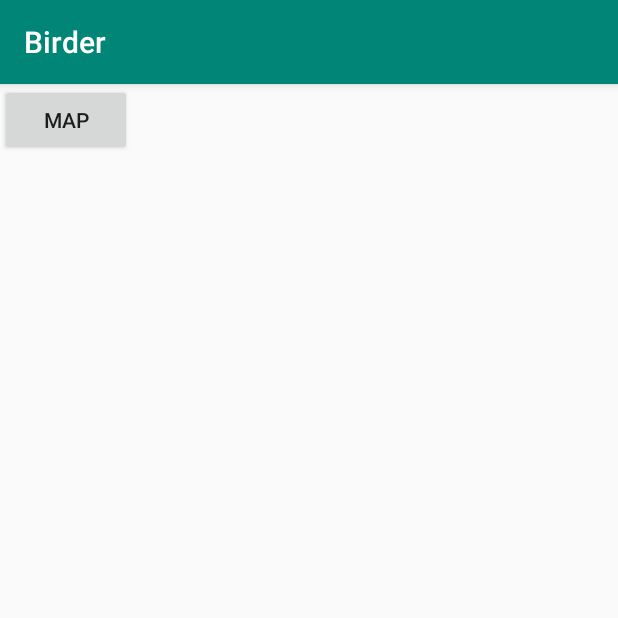
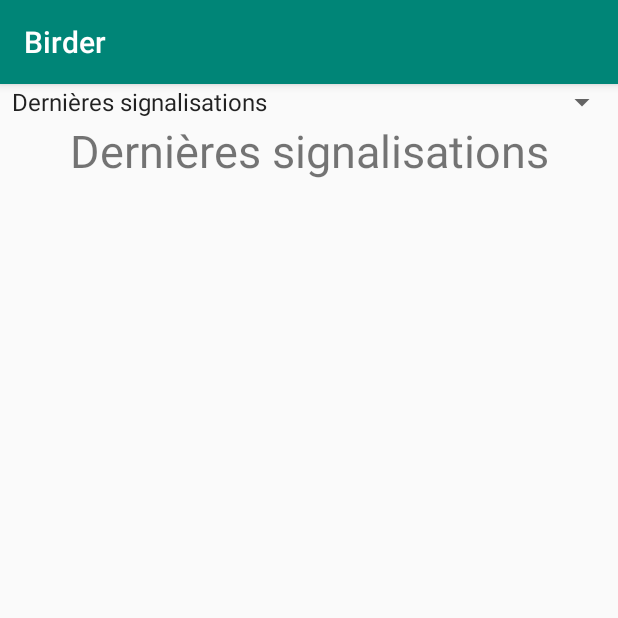
Before and after one commit to 2019-2020-ihm/2019-2020-ihm-td2-oiseaux, an Android app: the screen it shows after launch (MainActivity), on a phone screen of 412 x 824 dp, the top half of it. Run offline under Robolectric (Android 15) with nearby library versions, the phone set to English and light mode, and no system bars.

Commit message:
#1 Ajout d'un spinner comme menu déroulant

```diff
--- a/client/app/src/main/java/pns/si3/ihm/birder/MainActivity.java
+++ b/client/app/src/main/java/pns/si3/ihm/birder/MainActivity.java
@@ -3,23 +3,63 @@ package pns.si3.ihm.birder;
 import android.content.Intent;
 import android.os.Bundle;
 import android.view.View;
+import android.widget.AdapterView;
+import android.widget.ArrayAdapter;
+import android.widget.Spinner;
 
 import androidx.appcompat.app.AppCompatActivity;
+
+import java.util.ArrayList;
+import java.util.List;
+
 import etudes.fr.demoosm.R;
 
-public class MainActivity extends AppCompatActivity {
+public class MainActivity extends AppCompatActivity implements AdapterView.OnItemSelectedListener {
 
     @Override
     protected void onCreate(Bundle savedInstanceState) {
         super.onCreate(savedInstanceState);
         setContentView(R.layout.activity_main);
-        findViewById(R.id.main_button_map).setOnClickListener(new View.OnClickListener() {
+        findViewById(R.id.textView_main).setOnClickListener(new View.OnClickListener() {
             @Override
             public void onClick(View v) {
                 Intent mapIntent = new Intent(MainActivity.this, MapActivity.class);
                 startActivity(mapIntent);
             }
         });
+        setSpinner();
+
+
+    }
+
+    public void onItemSelected(AdapterView<?> parent, View view, int pos, long id) {
+        switch(pos){
+            case 0:break;
+            case 1:{
+                Intent mapIntent = new Intent(MainActivity.this, MapActivity.class);
+                startActivity(mapIntent);
+            }
+            break;
+            case 2:break;
+        }
+    }
+
+    @Override
+    public void onNothingSelected(AdapterView<?> parent) {
+
+    }
+
+    public void setSpinner(){
+        final Spinner spinner = (Spinner) findViewById(R.id.spinner_main);
+        spinner.setOnItemSelectedListener(this);
+        List<String> list = new ArrayList<String>();
+        list.add("Dernières signalisations");
+        list.add("Voir Carte");
+        list.add("Se connecter");
+        ArrayAdapter<String> dataAdapter = new ArrayAdapter<String>(this,
+                android.R.layout.simple_spinner_item, list);
+        dataAdapter.setDropDownViewResource(android.R.layout.simple_spinner_dropdown_item);
+        spinner.setAdapter(dataAdapter);
     }
 
 }
--- a/client/app/src/main/res/layout/activity_main.xml
+++ b/client/app/src/main/res/layout/activity_main.xml
@@ -1,13 +1,40 @@
 <?xml version="1.0" encoding="utf-8"?>
-<LinearLayout xmlns:android="http://schemas.android.com/apk/res/android"
-    android:orientation="vertical" android:layout_width="match_parent"
+<androidx.constraintlayout.widget.ConstraintLayout xmlns:android="http://schemas.android.com/apk/res/android"
+    xmlns:app="http://schemas.android.com/apk/res-auto"
+    android:orientation="vertical"
+    android:layout_width="match_parent"
     android:layout_height="match_parent">
 
-    <Button
-        android:id="@+id/main_button_map"
+
+    <Spinner
+        android:id="@+id/spinner_main"
+        android:layout_width="match_parent"
+        android:layout_height="wrap_content"
+        app:layout_constraintLeft_toLeftOf="parent"
+        app:layout_constraintTop_toTopOf="parent"/>
+
+    <TextView
+        android:id="@+id/textView_main"
         android:layout_width="wrap_content"
         android:layout_height="wrap_content"
-        android:gravity="center"
-        android:text="Map"/>
+        android:text="Dernières signalisations"
+        android:textSize="30dp"
+        app:layout_constraintLeft_toLeftOf="parent"
+        app:layout_constraintRight_toRightOf="parent"
+        app:layout_constraintTop_toBottomOf="@id/spinner_main"/>
 
-</LinearLayout>
+    <ListView
+        android:id="@+id/listView_main"
+        android:layout_width="wrap_content"
+        android:layout_height="wrap_content"
+        android:layout_marginLeft="20dp"
+        android:layout_marginRight="20dp"
+        android:layout_marginBottom="20dp"
+        android:layout_marginTop="20dp"
+        app:layout_constraintTop_toBottomOf="@id/textView_main"
+        app:layout_constraintBottom_toBottomOf="parent"
+        app:layout_constraintLeft_toLeftOf="parent"
+        app:layout_constraintRight_toRightOf="parent"
+        />
+
+</androidx.constraintlayout.widget.ConstraintLayout>
```
Also changed, not shown: client/app/src/main/java/pns/si3/ihm/birder/MapActivity.java (+38 -1 lines), client/app/src/main/res/layout/activity_map.xml (+19 -8 lines).
